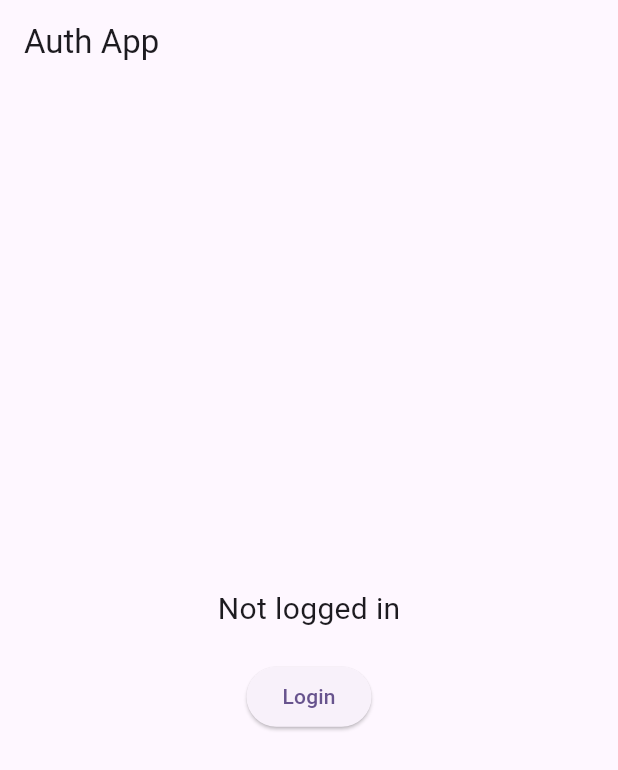
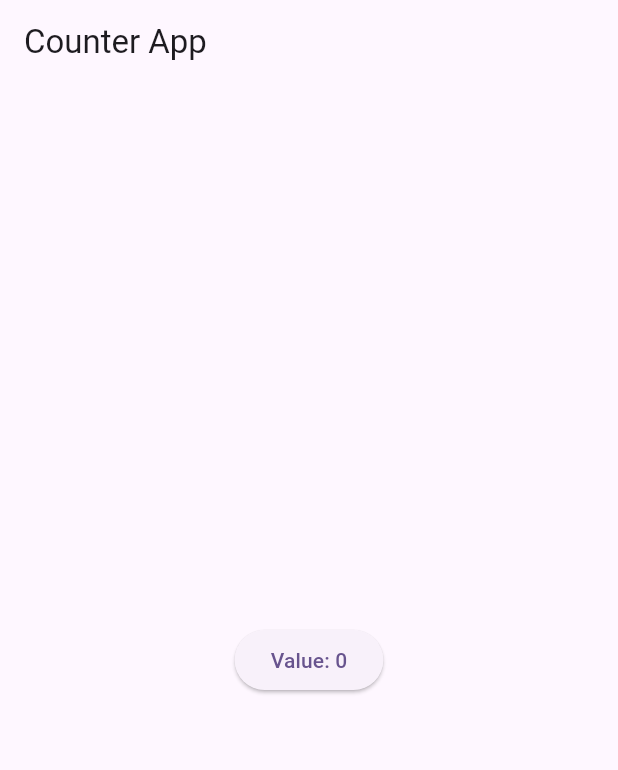
Before and after one commit to yahia-safwat/riverpod_explorer, a Flutter app: the screen it shows after launch, on a phone screen of 412 x 824 dp. Shown: the top 770 px of the screen. Run offline on Flutter 3.47's test engine with Material 3 defaults, Android fonts, the phone set to English and light mode, and no system bars; our stand-ins replace flutter_riverpod.

Commit message:
Added 'ref.listen' to observe state changes

```diff
--- a/lib/auth/user.dart
+++ /dev/null
@@ -1,6 +0,0 @@
-class User {
-  final String uid;
-  final String email;
-
-  User({required this.uid, required this.email});
-}
--- a/lib/main.dart
+++ b/lib/main.dart
@@ -1,8 +1,7 @@
 import 'package:flutter/material.dart';
 import 'package:flutter_riverpod/flutter_riverpod.dart';
 
-import 'auth/user.dart';
-import 'providers/auth_providers.dart';
+final counterStateProvider = StateProvider<int>((_) => 0);
 
 void main() {
   // ProviderScope is a widget that stores the state of all the providers we create.
@@ -22,79 +21,42 @@
         colorScheme: ColorScheme.fromSeed(seedColor: Colors.deepPurple),
         useMaterial3: true,
       ),
-      home: const AuthScreen(),
+      home: const CounterScreen(),
     );
   }
 }
 
-class AuthScreen extends ConsumerWidget {
-  const AuthScreen({super.key});
+class CounterScreen extends ConsumerWidget {
+  const CounterScreen({super.key});
 
   @override
   Widget build(BuildContext context, WidgetRef ref) {
-    final authController = ref.watch(authControllerProvider);
-    final isSignedIn = authController.isSignedIn;
+    // if we use a StateProvider<T>, the type of the previous and current
+    // values is StateController<T>
+    ref.listen<int>(counterStateProvider, (previous, current) {
+      // note: this callback executes when the provider value changes,
+      // not when the build method is called
+
+      ScaffoldMessenger.of(context).showSnackBar(
+        SnackBar(content: Text('Value is $current')),
+      );
+    });
+
+    // watch the provider and rebuild when the value changes
+    final counter = ref.watch(counterStateProvider);
 
     return Scaffold(
       appBar: AppBar(
-        title: const Text('Auth App'),
-        actions: [
-          if (isSignedIn)
-            IconButton(
-              icon: const Icon(Icons.logout),
-              onPressed: () {
-                ref.read(authControllerProvider).signOut();
-              },
-            ),
-        ],
+        title: const Text('Counter App'),
       ),
       body: Center(
-        child: isSignedIn
-            ? AuthenticatedView(user: authController.user!)
-            : const UnauthenticatedView(),
+        child: ElevatedButton(
+          // use the value
+          child: Text('Value: $counter'),
+          // change the state inside a button callback
+          onPressed: () => ref.read(counterStateProvider.notifier).state++,
+        ),
       ),
     );
   }
 }
-
-class AuthenticatedView extends StatelessWidget {
-  final User user;
-
-  const AuthenticatedView({super.key, required this.user});
-
-  @override
-  Widget build(BuildContext context) {
-    return Column(
-      mainAxisAlignment: MainAxisAlignment.center,
-      children: [
-        Text('Logged in as ${user.email}',
-            style: const TextStyle(fontSize: 20)),
-        const SizedBox(height: 20),
-        Text('UID: ${user.uid}', style: const TextStyle(fontSize: 20)),
-      ],
-    );
-  }
-}
-
-class UnauthenticatedView extends ConsumerWidget {
-  const UnauthenticatedView({super.key});
-
-  @override
-  Widget build(BuildContext context, WidgetRef ref) {
-    return Column(
-      mainAxisAlignment: MainAxisAlignment.center,
-      children: [
-        const Text('Not logged in', style: TextStyle(fontSize: 20)),
-        const SizedBox(height: 20),
-        ElevatedButton(
-          onPressed: () {
-            ref
-                .read(authControllerProvider)
-                .signIn('12345', 'user@example.com');
-          },
-          child: const Text('Login'),
-        ),
-      ],
-    );
-  }
-}
--- a/lib/providers/auth_providers.dart
+++ /dev/null
@@ -1,7 +0,0 @@
-import 'package:flutter_riverpod/flutter_riverpod.dart';
-
-import '../auth/auth_controller.dart';
-
-final authControllerProvider = ChangeNotifierProvider<AuthController>((ref) {
-  return AuthController();
-});
```
Also changed, not shown: lib/auth/auth_controller.dart (deleted, +0 -29 lines).
